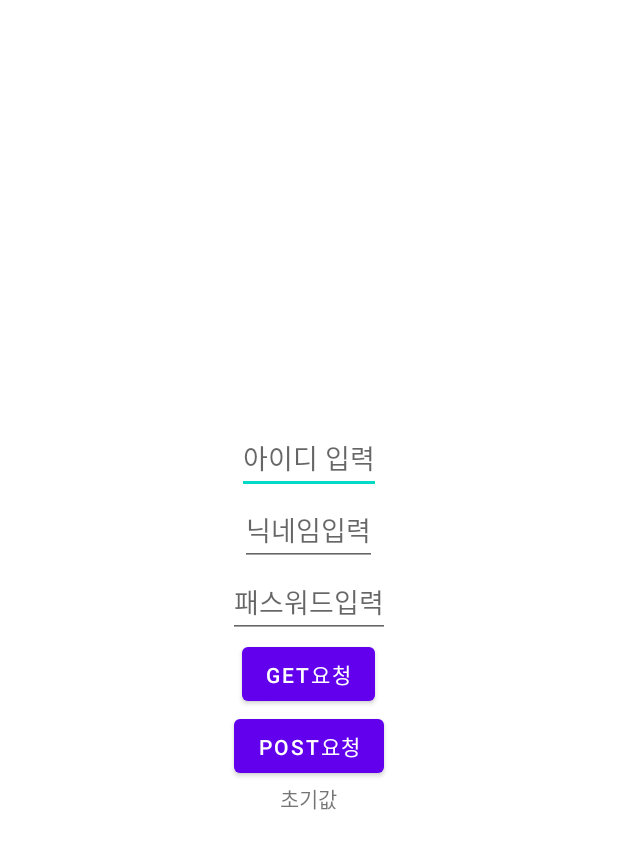
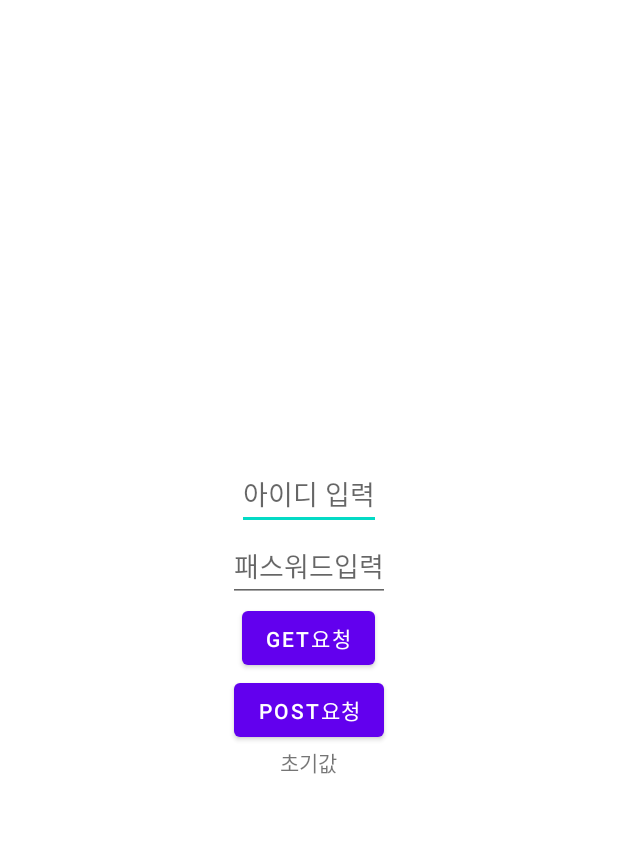
Before and after one commit to andLeeme/datediary, an Android app: the AddScheduleActivity screen opened directly, with no data from a screen before it, after a tap on "POST요청", on a phone screen of 412 x 824 dp. Shown: the top 849 px of the screen. Run offline under Robolectric (Android 15) with nearby library versions, the phone set to English and light mode, and no system bars.

Commit message:
5월17일 18시36분 commit!

```diff
--- a/app/build.gradle
+++ b/app/build.gradle
@@ -38,6 +38,7 @@ android {
 }
 
 dependencies {
+    implementation 'com.google.code.gson:gson:2.9.1'
     implementation 'com.squareup.retrofit2:converter-gson:2.9.0'
     implementation 'com.squareup.retrofit2:retrofit:2.9.0'
     implementation 'com.squareup.retrofit2:converter-moshi:2.9.0'
@@ -50,7 +51,10 @@ dependencies {
     testImplementation 'junit:junit:4.13.2'
     androidTestImplementation 'androidx.test.ext:junit:1.1.5'
     androidTestImplementation 'androidx.test.espresso:espresso-core:3.5.1'
-    implementation 'com.github.bumptech.glide:glide:4.12.0'
+    implementation 'com.github.bumptech.glide:glide:4.13.2'
     annotationProcessor 'com.github.bumptech.glide:compiler:4.12.0'
+    implementation 'com.squareup.okhttp3:okhttp:4.10.0'
+    implementation 'com.squareup.okhttp3:logging-interceptor:4.10.0'
+    implementation 'org.jetbrains.kotlinx:kotlinx-coroutines-android:1.6.4'
 
 }
--- a/app/src/main/AndroidManifest.xml
+++ b/app/src/main/AndroidManifest.xml
@@ -9,6 +9,7 @@
         android:allowBackup="true"
         android:dataExtractionRules="@xml/data_extraction_rules"
         android:fullBackupContent="@xml/backup_rules"
+        android:hardwareAccelerated="true"
         android:icon="@mipmap/ic_launcher"
         android:label="@string/app_name"
         android:supportsRtl="true"
--- a/app/src/main/java/com/project/datediary/AddScheduleActivity.kt
+++ b/app/src/main/java/com/project/datediary/AddScheduleActivity.kt
@@ -1,65 +1,50 @@
 package com.project.datediary
 
+import RetrofitAPI
+import android.os.Bundle
+import android.widget.Toast
 import androidx.appcompat.app.AppCompatActivity
-import android.os.Bundle
-import android.util.Log
 import com.project.datediary.databinding.ActivityAddScheduleBinding
-import com.project.datediary.model.HTTP_GET_Model
-import com.project.datediary.model.PostModel
-import com.project.datediary.model.PostResult
+import com.project.datediary.model.SignUpRequestBody
 import retrofit2.Call
-import retrofit2.Callback
 import retrofit2.Response
 
 class AddScheduleActivity : AppCompatActivity() {
-    val binding by lazy { ActivityAddScheduleBinding.inflate(layoutInflater) }
-    val api = APIS.create();
+    lateinit var binding: ActivityAddScheduleBinding
 
     override fun onCreate(savedInstanceState: Bundle?) {
         super.onCreate(savedInstanceState)
+        binding = ActivityAddScheduleBinding.inflate(layoutInflater)
         setContentView(binding.root)
 
-        binding.getbutton.setOnClickListener {
-            api.get_users().enqueue(object : Callback<HTTP_GET_Model> {
-                override fun onResponse(
-                    call: Call<HTTP_GET_Model>,
-                    response: Response<HTTP_GET_Model>
-                ) {
-                    Log.d("log", response.toString())
-                    Log.d("log", response.body().toString())
-                    if (!response.body().toString().isEmpty())
-                        binding.text.setText(response.body().toString());
-                }
-
-                override fun onFailure(call: Call<HTTP_GET_Model>, t: Throwable) {
-                    // 실패
-                    Log.d("log", t.message.toString())
-                    Log.d("log", "fail")
-                }
-            })
-        }
 
         binding.postbutton.setOnClickListener {
-            val data = PostModel(
-                binding.idedt.text.toString(),
-                binding.pwdedt.text.toString(),
-                binding.nickedt.text.toString()
+            val userData = SignUpRequestBody(
+                id = binding.editText1.text.toString(), password = binding.editText2.text.toString()
             )
-            api.post_users(data).enqueue(object : Callback<PostResult> {
-                override fun onResponse(call: Call<PostResult>, response: Response<PostResult>) {
-                    Log.d("log", response.toString())
-                    Log.d("log", response.body().toString())
-                    if (!response.body().toString().isEmpty())
-                        binding.text.setText(response.body().toString());
-                }
 
-                override fun onFailure(call: Call<PostResult>, t: Throwable) {
-                    // 실패
-                    Log.d("log", t.message.toString())
-                    Log.d("log", "fail")
-                }
-            })
+            RetrofitAPI.emgMedService.addUserByEnqueue(userData)
+                .enqueue(object : retrofit2.Callback<ArrayList<HashMap<String, Object>>> {
+                    override fun onResponse(
+                        call: Call<ArrayList<HashMap<String, Object>>>,
+                        response: Response<ArrayList<HashMap<String, Object>>>
+                    ) {
+                        Toast.makeText(applicationContext, "Call Success", Toast.LENGTH_SHORT)
+                            .show()
+
+                        if (response.isSuccessful) {
+
+                            binding.text1234.text = "${response.body().toString()}"
+                        }
+                    }
+
+                    override fun onFailure(
+                        call: Call<ArrayList<HashMap<String, Object>>>,
+                        t: Throwable
+                    ) {
+
+                    }
+                })
         }
-
     }
 }
--- a/app/src/main/java/com/project/datediary/api/APIS.kt
+++ /dev/null
@@ -1,45 +0,0 @@
-
-import com.google.gson.Gson
-import com.google.gson.GsonBuilder
-import com.project.datediary.model.HTTP_GET_Model
-import com.project.datediary.model.PostModel
-import com.project.datediary.model.PostResult
-import retrofit2.Call
-import retrofit2.Retrofit
-import retrofit2.converter.gson.GsonConverterFactory
-import retrofit2.http.*
-
-interface APIS {
-
-    @POST("/api/postTest")
-    @Headers("accept: application/json",
-        "content-type: application/json")
-    fun post_users(
-        @Body jsonparams: PostModel
-    ): Call<PostResult>
-
-    @GET("/api/getTest")
-    @Headers("accept: application/json",
-        "content-type: application/json"
-    )
-    fun get_users(
-    ): Call<HTTP_GET_Model>
-
-
-    companion object { // static 처럼 공유객체로 사용가능함. 모든 인스턴스가 공유하는 객체로서 동작함.
-        private const val BASE_URL = "http://192.168.150.120:8080" // 주소
-
-        fun create(): APIS {
-
-
-            val gson :Gson =   GsonBuilder().setLenient().create();
-
-            return Retrofit.Builder()
-                .baseUrl(BASE_URL)
-//                .client(client)
-                .addConverterFactory(GsonConverterFactory.create(gson))
-                .build()
-                .create(APIS::class.java)
-        }
-    }
-}
--- /dev/null
+++ b/app/src/main/java/com/project/datediary/api/RetrofitAPI.kt
@@ -0,0 +1,29 @@
+import com.project.datediary.api.SignUpService
+import okhttp3.OkHttpClient
+import okhttp3.logging.HttpLoggingInterceptor
+import retrofit2.Retrofit
+import retrofit2.converter.gson.GsonConverterFactory
+
+object RetrofitAPI {
+    private const val BASE_URL = "http://192.168.150.120:8080"
+
+    private val okHttpClient: OkHttpClient by lazy {
+        OkHttpClient.Builder()
+            .addInterceptor(HttpLoggingInterceptor().apply {
+                level = HttpLoggingInterceptor.Level.BODY
+            })
+            .build()
+    }
+
+    private val retrofit: Retrofit by lazy {
+        Retrofit.Builder()
+            .baseUrl(BASE_URL)
+            .addConverterFactory(GsonConverterFactory.create())
+            .client(okHttpClient) // 로그캣에서 패킷 내용을 모니터링 할 수 있음 (인터셉터)
+            .build()
+    }
+
+    val emgMedService: SignUpService by lazy {
+        retrofit.create(SignUpService::class.java)
+    }
+}
--- /dev/null
+++ b/app/src/main/java/com/project/datediary/api/SignUpService.kt
@@ -0,0 +1,21 @@
+package com.project.datediary.api
+
+import com.project.datediary.model.SignUpRequestBody
+import com.project.datediary.model.SignUpResponseBody
+import retrofit2.Call
+import retrofit2.http.Body
+import retrofit2.http.Headers
+import retrofit2.http.POST
+import java.util.ArrayList
+import java.util.HashMap
+
+interface SignUpService {
+
+//    @Headers("Content-Type: application/json")
+//    @POST("/api/postTest")
+//    fun addUserByEnqueue(@Body userInfo: SignUpRequestBody): Call<SignUpResponseBody> // Call 은 흐름처리 기능을 제공해줌
+
+    @Headers("Content-Type: application/json")
+    @POST("/api/postTest")
+    fun addUserByEnqueue(@Body userInfo: SignUpRequestBody): Call<ArrayList<HashMap<String,Object>>>
+}
--- /dev/null
+++ b/app/src/main/java/com/project/datediary/model/SignUpRequestBody.kt
@@ -0,0 +1,6 @@
+package com.project.datediary.model
+
+data class SignUpRequestBody(
+    val id: String?,
+    val password: String?
+)
--- a/app/src/main/java/com/project/datediary/model/addScheduleResponse.kt
+++ /dev/null
@@ -1,6 +0,0 @@
-package com.project.datediary.model
-
-data class addScheduleResponse(
-    val response_data : Int
-
-)
--- a/app/src/main/java/com/project/datediary/model/dataModel.kt
+++ /dev/null
@@ -1,25 +0,0 @@
-package com.project.datediary.model
-
-
-data class HTTP_GET_Model(
-    var something : String? =null ,
-    var users : ArrayList<UserModel>? =null
-)
-
-
-data class UserModel(
-    var idx : Int? =null ,
-    var id : String?=null,
-    var nick : String? =null
-)
-
-
-data class PostModel(
-    var id : String? =null ,
-    var pwd : String?=null,
-    var nick : String? =null
-)
-
-data class PostResult(
-    var result:String? = null
-)
--- a/app/src/main/res/layout/activity_add_schedule.xml
+++ b/app/src/main/res/layout/activity_add_schedule.xml
@@ -9,7 +9,7 @@
     tools:context=".MainActivity">
 
     <EditText
-        android:id="@+id/idedt"
+        android:id="@+id/editText1"
         android:layout_gravity="center"
         android:layout_width="wrap_content"
         android:layout_height="wrap_content"
@@ -17,18 +17,7 @@
         tools:layout_editor_absoluteY="55dp" />
 
     <EditText
-        android:id="@+id/nickedt"
-        android:layout_gravity="center"
-        android:layout_width="wrap_content"
-        android:layout_height="wrap_content"
-        android:hint="닉네임입력"
-        app:layout_constraintEnd_toEndOf="parent"
-        app:layout_constraintHorizontal_bias="0.482"
-        app:layout_constraintStart_toStartOf="parent"
-        tools:layout_editor_absoluteY="134dp" />
-
-    <EditText
-        android:id="@+id/pwdedt"
+        android:id="@+id/editText2"
         android:layout_gravity="center"
         android:layout_width="wrap_content"
         android:layout_height="wrap_content"
@@ -61,7 +50,7 @@
 
     <TextView
         android:layout_gravity="center"
-        android:id="@+id/text"
+        android:id="@+id/text1234"
         android:layout_width="wrap_content"
         android:layout_height="wrap_content"
         android:textAlignment="center"
```
Also changed, not shown: app/src/main/java/com/project/datediary/fragment/FragmentCalendar.kt (+8 -39 lines), app/src/main/java/com/project/datediary/model/SignUpResponseBody.kt (added, +10 -0 lines), app/src/main/java/com/project/datediary/model/addScheduleRequest.kt (deleted, +0 -10 lines).
